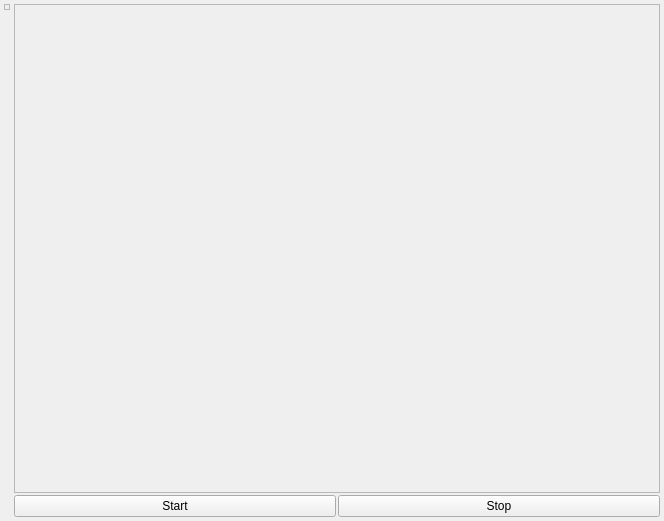
Before: the Qt Designer form ui/control.ui in hirikesh/gorgoneye, drawn with Qt 5.
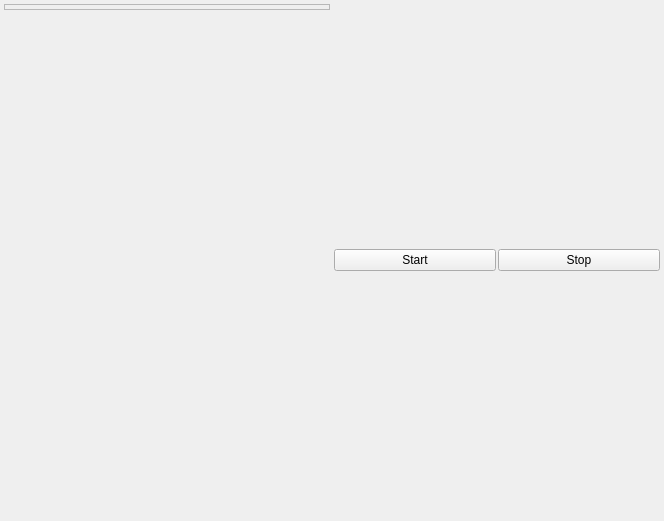
After: the same form once the commit is applied.

Commit message: Made order of the tracker gui layout creation to be done nomally - in order of trackers stored in the vector. Removed redundant outer scroll area in favour of the scroll areas implemented in each list/tree and parameter box.

Diff of the .ui file:
```diff
--- a/ui/control.ui
+++ b/ui/control.ui
@@ -80,30 +80,6 @@
       <number>2</number>
      </property>
      <item>
-      <widget class="QScrollArea" name="scrollArea">
-       <property name="sizePolicy">
-        <sizepolicy hsizetype="Expanding" vsizetype="Expanding">
-         <horstretch>0</horstretch>
-         <verstretch>0</verstretch>
-        </sizepolicy>
-       </property>
-       <property name="horizontalScrollBarPolicy">
-        <enum>Qt::ScrollBarAsNeeded</enum>
-       </property>
-       <property name="widgetResizable">
-        <bool>true</bool>
-       </property>
-       <widget class="QWidget" name="scrollAreaWidgetContents">
-        <property name="geometry">
-         <rect>
-          <x>0</x>
-          <y>0</y>
-          <width>638</width>
-          <height>478</height>
-         </rect>
-        </property>
-        <layout class="QGridLayout" name="gridLayout_2">
-         <item row="0" column="0">
           <layout class="QVBoxLayout" name="auxLayout">
            <property name="spacing">
             <number>2</number>
@@ -116,10 +92,6 @@
             </layout>
            </item>
           </layout>
-         </item>
-        </layout>
-       </widget>
-      </widget>
      </item>
      <item>
       <layout class="QHBoxLayout" name="buttonLayout">
```
Lines whose indentation alone changed are shown as unchanged. The commit also changes 2 other files.
